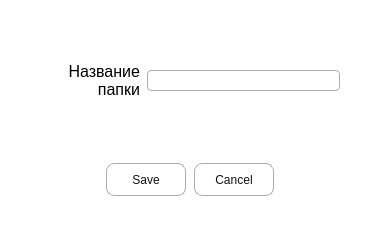
Qt form ui/base_ui/AddFolderDialog.ui (Ya-Varvara/Graph_generation) before a commit.
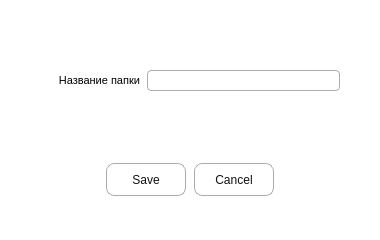
The same form after that commit.

Patch:
```diff
--- a/ui/base_ui/AddFolderDialog.ui
+++ b/ui/base_ui/AddFolderDialog.ui
@@ -129,7 +129,7 @@
       <property name="font">
        <font>
         <family>MS Shell Dlg 2</family>
-        <pointsize>12</pointsize>
+        <pointsize>8</pointsize>
        </font>
       </property>
       <property name="layoutDirection">
```
Left out of the diff: 10 changed lines with no effect on the pictures.
